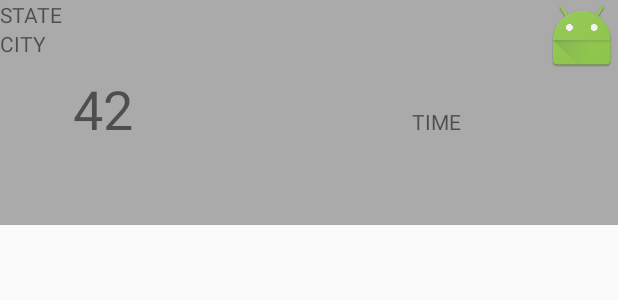
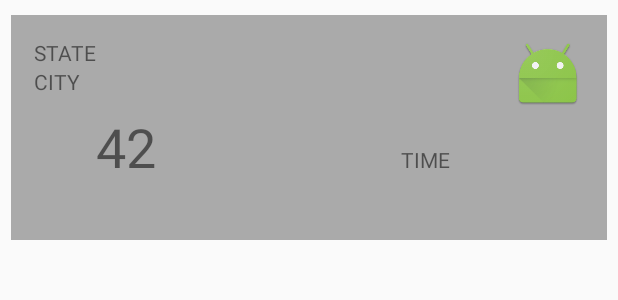
Before and after one commit to DanielCatz/FeelsLikeWeather, an Android app: the layout current_weather_row_item.xml on its own in the app's theme, with its tools: preview values and no code run, on a phone screen of 412 x 824 dp. Shown: the top 300 px of the screen. Run offline under Robolectric (Android 15) with nearby library versions, the phone set to English and light mode, and no system bars.

Commit message:
renames+ ui card tweaks

```diff
--- a/FeelsLikeWeather/app/src/main/java/com/example/kylie/feelslikeweather/models/SharedPreferencesRepository.java
+++ b/FeelsLikeWeather/app/src/main/java/com/example/kylie/feelslikeweather/models/SharedPreferencesRepository.java
@@ -31,7 +31,7 @@ public class SharedPreferencesRepository implements Repository {
         for(int i = 0; i <tempArray.length;i++){
             locations.add(tempArray[i]);
         }
-        Print.out("getSavedlocations: "+ locations.toString());
+        //Print.out("getSavedlocations: "+ locations.toString());
         return locations;
     }
 
--- a/FeelsLikeWeather/app/src/main/res/layout/current_weather_row_item.xml
+++ b/FeelsLikeWeather/app/src/main/res/layout/current_weather_row_item.xml
@@ -6,7 +6,11 @@
     android:orientation="vertical" android:layout_width="match_parent"
     android:id="@+id/current_weather_root"
     android:background="@android:color/darker_gray"
-    android:layout_height="150dp">
+    android:layout_height="150dp"
+    android:padding="15dp"
+    android:layout_marginTop="10dp"
+    android:layout_marginLeft="7dp"
+    android:layout_marginRight="7dp">
 
 
     <LinearLayout
```
Also changed, not shown: FeelsLikeWeather/app/src/main/java/com/example/kylie/feelslikeweather/presenters/MainActivityPresenter.java (+7 -8 lines), FeelsLikeWeather/app/src/main/java/com/example/kylie/feelslikeweather/ui/CurrentWeatherAdapter.java (+4 -4 lines), FeelsLikeWeather/app/src/main/java/com/example/kylie/feelslikeweather/ui/activities/MainActivity.java (+12 -8 lines).
